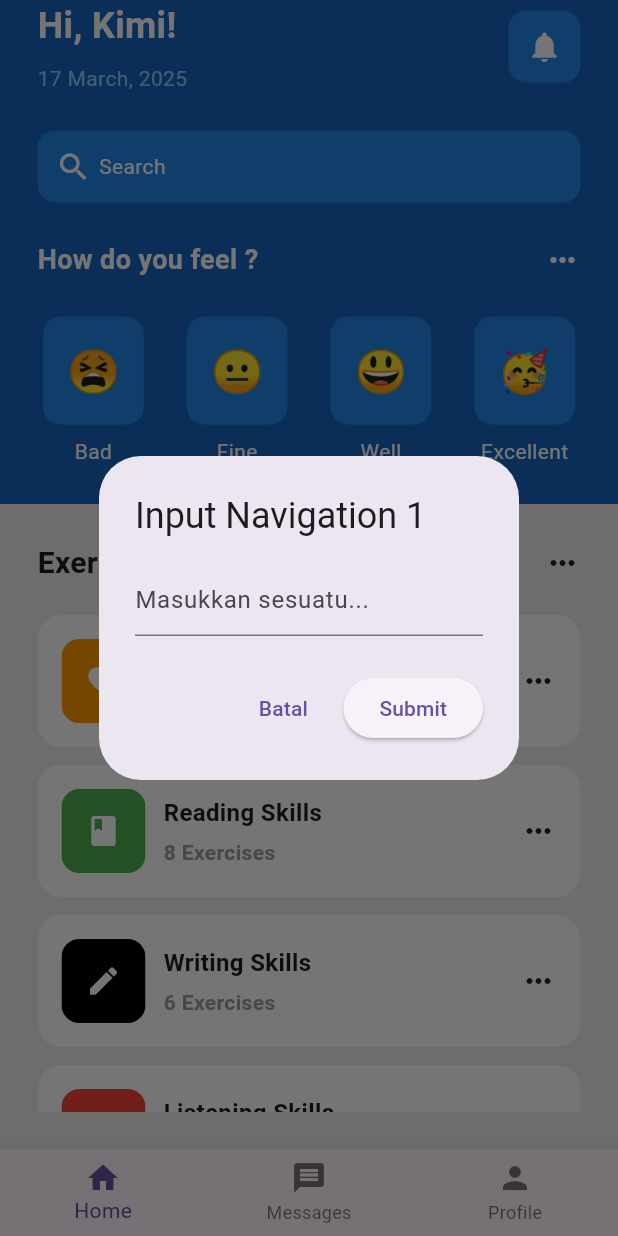
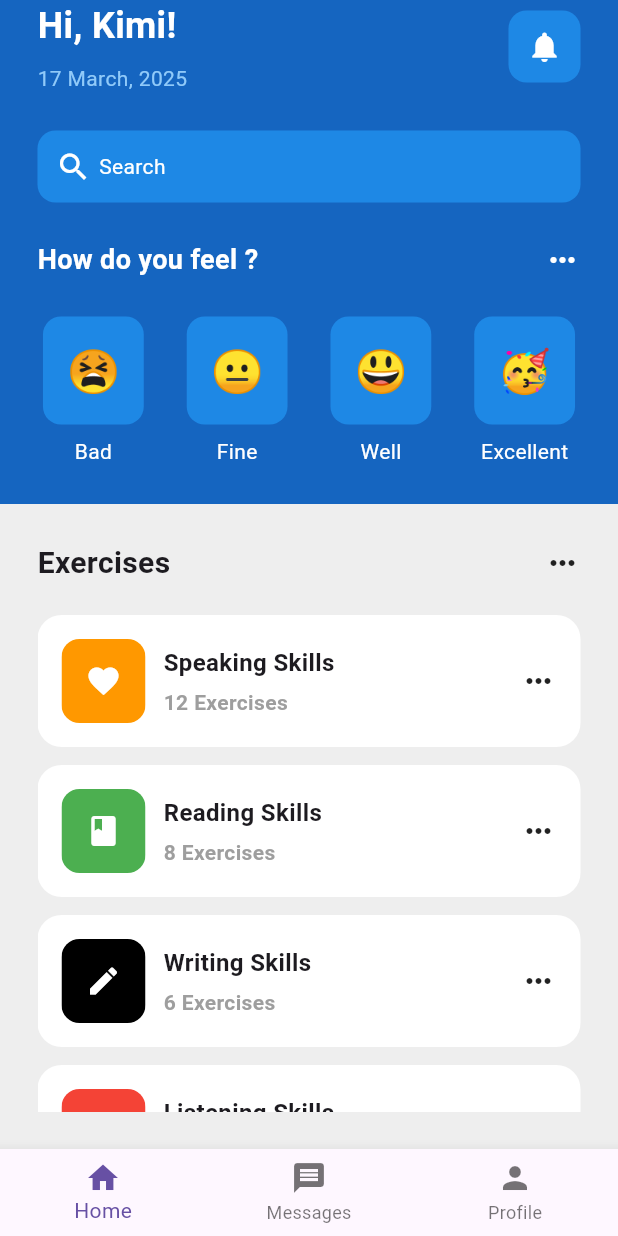
Before and after one commit to OrewaKimi/uts_mobile-programing-lanjut, a Flutter app: the screen it shows after launch, in the side drawer, after a tap on "Home", on a phone screen of 412 x 824 dp. Run offline on Flutter 3.47's test engine with Material 3 defaults, Android fonts, the phone set to English and light mode, and no system bars.

Commit message:
remove input dialog

```diff
--- a/lib/pages/navigation_stack.dart
+++ b/lib/pages/navigation_stack.dart
@@ -12,7 +12,6 @@ class NavigationStack extends StatefulWidget {
 
 class _NavigationStackState extends State<NavigationStack> {
   int _selectedIndex = 0;
-  final TextEditingController _controller = TextEditingController();
 
   static final List<Widget> _pages = [
     const HomePage(),
@@ -24,34 +23,6 @@ class _NavigationStackState extends State<NavigationStack> {
     setState(() {
       _selectedIndex = index;
     });
-
-    // Tampilkan input dialog
-    showDialog(
-      context: context,
-      builder: (context) => AlertDialog(
-        title: Text('Input Navigation ${index + 1}'),
-        content: TextField(
-          controller: _controller,
-          decoration: InputDecoration(hintText: 'Masukkan sesuatu...'),
-        ),
-        actions: [
-          TextButton(
-            onPressed: () => Navigator.pop(context),
-            child: const Text('Batal'),
-          ),
-          ElevatedButton(
-            onPressed: () {
-              Navigator.pop(context);
-              ScaffoldMessenger.of(context).showSnackBar(
-                SnackBar(content: Text('Input: ${_controller.text}')),
-              );
-              _controller.clear();
-            },
-            child: const Text('Submit'),
-          ),
-        ],
-      ),
-    );
   }
 
   @override
```
